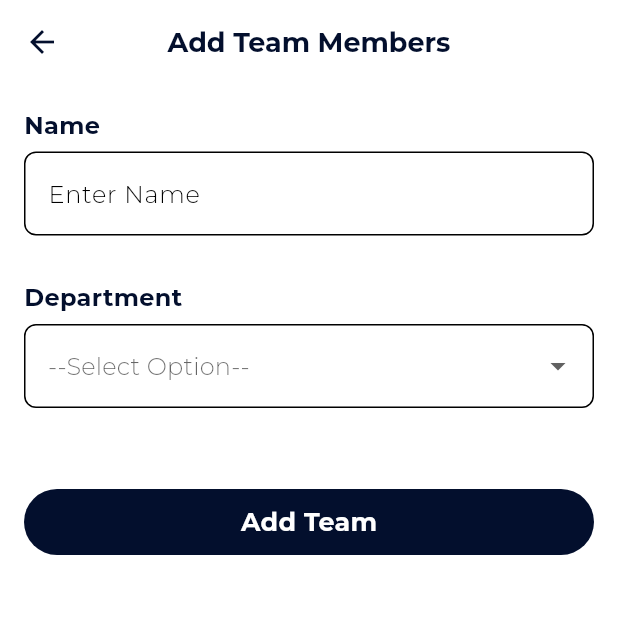
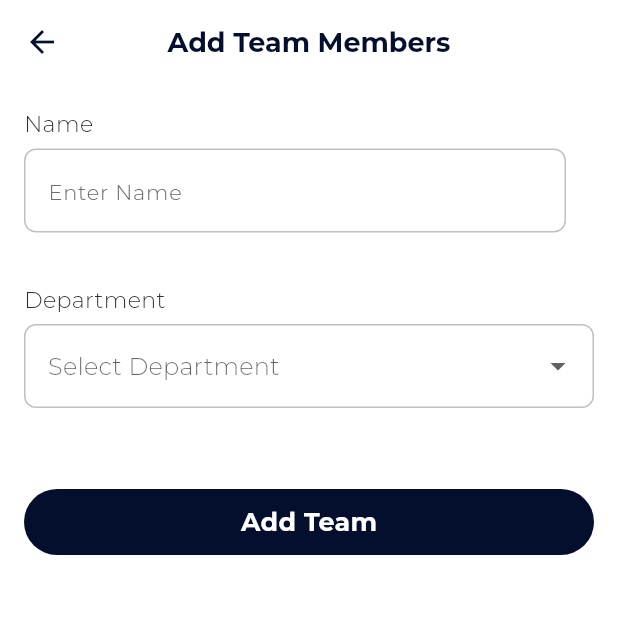
Before and after one commit to Atinuke-Manuels/Daily-Sync, a Flutter app: the screen it shows after launch, after a tap on "Add Team Members", on a phone screen of 412 x 824 dp, the top half of it. Run offline on Flutter 3.47's test engine with Material 3 defaults, Android fonts, the phone set to English and light mode, and no system bars; our stand-ins replace cloud_firestore, firebase_auth, firebase_core, flutter_dotenv, shared_preferences; missing offline and left inert: onesignal_flutter; accounts and stored records are empty; project files that could hold a hidden picture were left out.

Commit message:
Added and corrected some screens such as add team, view daily report

```diff
--- a/lib/views/admin/admin_dashboard.dart
+++ b/lib/views/admin/admin_dashboard.dart
@@ -1,6 +1,9 @@
+import 'package:daily_sync/widgets/standup_reminder_widget/standup_reminder.dart';
 import 'package:flutter/material.dart';
 
 import '../../widgets/add_user_widgets/add_team_member.dart';
+import '../../widgets/daily_standup_report_widgets/daily_standup.dart';
+import '../../widgets/share_updates_widget/share_updates.dart';
 
 
 
@@ -144,18 +147,18 @@ class AdminDashboard extends StatelessWidget {
           } else if (title == 'Daily Standup Reminder') {
             // Navigator.push(
             //   context,
-            //   MaterialPageRoute(builder: (context) => DailyStandupScreen()), // Define this screen
+            //   MaterialPageRoute(builder: (context) => StandupReminder()), // Define this screen
             // );
           } else if (title == 'View Daily Standup Report') {
-            // Navigator.push(
-            //   context,
-            //   MaterialPageRoute(builder: (context) => DailyStandupReportScreen()), // Define this screen
-            // );
+            Navigator.push(
+              context,
+              MaterialPageRoute(builder: (context) => DailyStandup()), // Define this screen
+            );
           } else if (title == 'Share Updates') {
-            // Navigator.push(
-            //   context,
-            //   MaterialPageRoute(builder: (context) => ShareUpdatesScreen()), // Define this screen
-            // );
+            Navigator.push(
+              context,
+              MaterialPageRoute(builder: (context) => ShareUpdates()), // Define this screen
+            );
           } else {
             ScaffoldMessenger.of(context).showSnackBar(
               SnackBar(content: Text('$title clicked, but no screen assigned')),
--- a/lib/widgets/add_user_widgets/add_team_member.dart
+++ b/lib/widgets/add_user_widgets/add_team_member.dart
@@ -1,6 +1,7 @@
 import 'package:flutter/material.dart';
-
 import '../custom_button.dart';
+import '../custom_text_field.dart';
+import '../custom_dropdown.dart';
 
 class AddTeamMember extends StatefulWidget {
   const AddTeamMember({super.key});
@@ -13,7 +14,6 @@ class _AddTeamMemberState extends State<AddTeamMember> {
   final TextEditingController _nameController = TextEditingController();
   String? _selectedDepartment;
   final List<String> _departments = ['Engineering', 'Marketing', 'HR', 'Design', 'Sales'];
-
 
   @override
   Widget build(BuildContext context) {
@@ -29,8 +29,8 @@ class _AddTeamMemberState extends State<AddTeamMember> {
           'Add Team Members',
           style: TextStyle(
             fontWeight: FontWeight.bold,
-              fontSize: 18,
-              color: Color(0xFF030F2D),
+            fontSize: 18,
+            color: Color(0xFF030F2D),
           ),
         ),
         centerTitle: true,
@@ -41,51 +41,23 @@ class _AddTeamMemberState extends State<AddTeamMember> {
           crossAxisAlignment: CrossAxisAlignment.start,
           children: [
             // Name Field
-            const Text(
-              'Name',
-              style: TextStyle(
-                  fontSize: 16,
-                  fontWeight: FontWeight.w700,
-                  color: Color(0xFF030F2D),
-              ),
-            ),
-            const SizedBox(height: 6),
-            TextField(
+            CustomTextField(
               controller: _nameController,
-              decoration: InputDecoration(
-                hintText: 'Enter Name',
-                border: OutlineInputBorder(borderRadius: BorderRadius.circular(8)),
-              ),
+              label: 'Name',
+              hint: 'Enter Name',
             ),
             const SizedBox(height: 30),
 
             // Department Dropdown
-            const Text(
-              'Department',
-              style: TextStyle(
-                  fontSize: 16,
-                  fontWeight: FontWeight.w700,
-                  color: Color(0xFF030F2D),
-              ),
-            ),
-            const SizedBox(height: 6),
-            DropdownButtonFormField<String>(
-              decoration: InputDecoration(
-                border: OutlineInputBorder(borderRadius: BorderRadius.circular(8)),
-              ),
-              value: _selectedDepartment,
-              hint: const Text('--Select Option--'),
+            CustomDropdown(
+              label: 'Department',
+              items: _departments,
+              selectedValue: _selectedDepartment,
               onChanged: (value) {
                 setState(() {
                   _selectedDepartment = value;
                 });
               },
-              items: _departments.map((department) {
-                return DropdownMenuItem<String>(
-                  value: department,
-                  child: Text(department),
-                );
-              }).toList(),
             ),
             const SizedBox(height: 40),
 
```
Also changed, not shown: lib/widgets/daily_standup_report_widgets/daily_standup.dart (added, +106 -0 lines), lib/widgets/share_updates_widget/share_updates.dart (added, +140 -0 lines), lib/widgets/standup_reminder_widget/standup_reminder.dart (added, +155 -0 lines).
